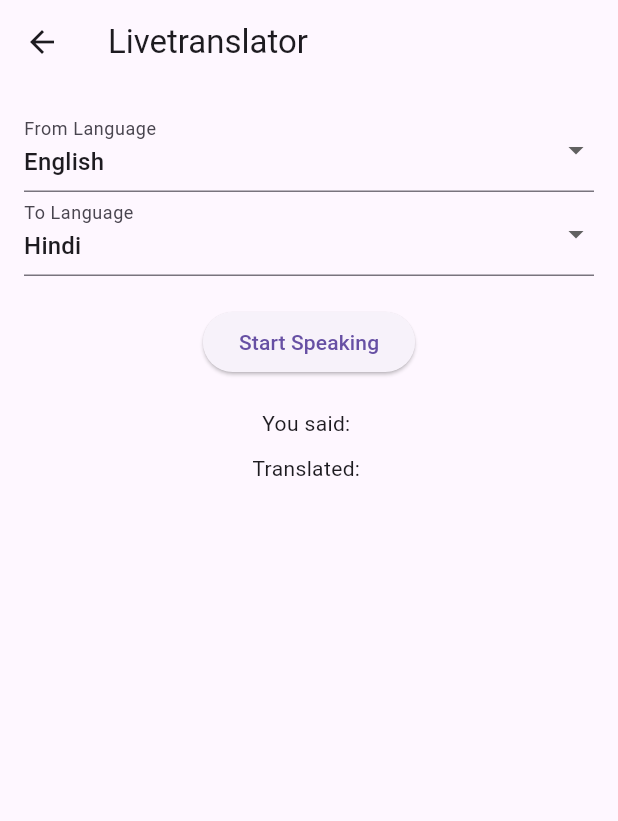
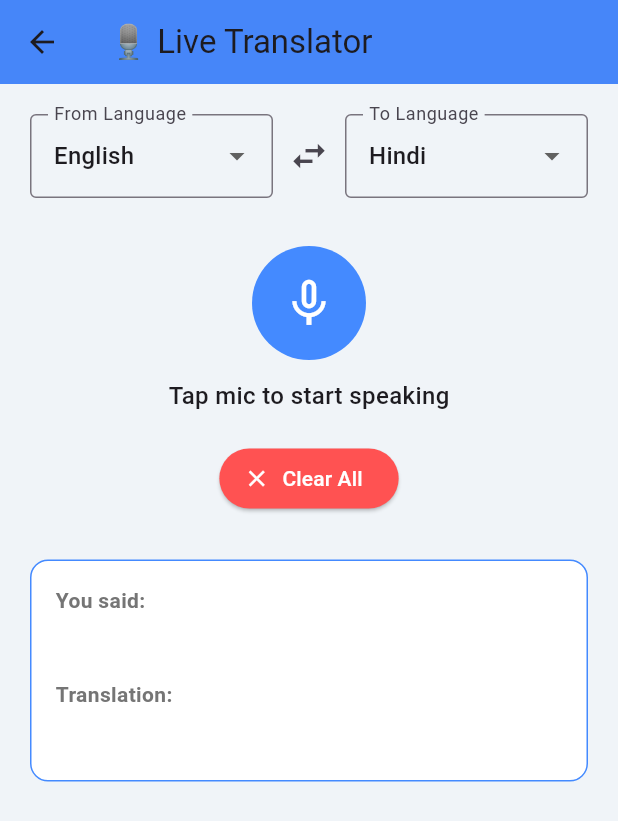
Before and after one commit to SamruddhiIsaranna/translator, a Flutter app: the Homepage screen opened directly, on a phone screen of 412 x 824 dp. Shown: the top 821 px of the screen. Run offline on Flutter 3.47's test engine with Material 3 defaults, Android fonts, the phone set to English and light mode, and no system bars; our stand-ins replace flutter_tts, speech_to_text; missing offline and left inert: translator.

Commit message:
done all

```diff
--- a/lib/main.dart
+++ b/lib/main.dart
@@ -1,7 +1,6 @@
 import 'package:flutter/material.dart';
 import 'screen/login.dart'; // Import the LoginPage widget from login.dart
 // Make sure the path and file name are correct and that LoginPage is defined in login.dart
-
 
 void main() {
   runApp(const MyApp());
@@ -11,12 +10,12 @@ class MyApp extends StatelessWidget {
   const MyApp({super.key});
 
   // This widget is the root of your application.
- @override
+  @override
   Widget build(BuildContext context) {
     return MaterialApp(
       debugShowCheckedModeBanner: false,
       title: 'Login Demo',
-      home:loginpage(),
+      home: const StartPage(),
     );
   }
 }
--- a/lib/screen/homepage.dart
+++ b/lib/screen/homepage.dart
@@ -9,8 +9,9 @@ class Homepage extends StatefulWidget {
   @override
   State<Homepage> createState() => _HomepageState();
 }
-class _HomepageState extends State<Homepage> {
-  // Please ensure you have imported the required packages for speechToText, flutterTts, and GoogleTranslator.
+
+class _HomepageState extends State<Homepage>
+    with SingleTickerProviderStateMixin {
   final SpeechToText speech = SpeechToText();
   final FlutterTts tts = FlutterTts();
   final GoogleTranslator translator = GoogleTranslator();
@@ -21,6 +22,8 @@ class _HomepageState extends State<Homepage> {
   String sourceLang = 'en';
   String targetLang = 'hi';
 
+  late AnimationController _micAnimationController;
+
   final Map<String, String> languageMap = {
     'English': 'en',
     'Hindi': 'hi',
@@ -29,10 +32,32 @@ class _HomepageState extends State<Homepage> {
     'Spanish': 'es',
   };
 
+  @override
+  void initState() {
+    super.initState();
+    _micAnimationController = AnimationController(
+      vsync: this,
+      duration: const Duration(milliseconds: 800),
+      lowerBound: 0.8,
+      upperBound: 1.2,
+    )..repeat(reverse: true);
+  }
+
   Future<void> _startListening() async {
+    if (isListening) {
+      await speech.stop();
+      setState(() => isListening = false);
+      return;
+    }
+
     bool available = await speech.initialize();
     if (available) {
-      setState(() => isListening = true);
+      setState(() {
+        isListening = true;
+        recognizedText = '';
+        translatedText = '';
+      });
+
       speech.listen(
         localeId: sourceLang,
         onResult: (result) async {
@@ -40,6 +65,7 @@ class _HomepageState extends State<Homepage> {
           setState(() {});
           if (recognizedText.isNotEmpty) {
             await translateAndSpeak(recognizedText);
+            setState(() => isListening = false);
           }
         },
       );
@@ -54,48 +80,168 @@ class _HomepageState extends State<Homepage> {
     setState(() {});
   }
 
+  void _clearTexts() {
+    setState(() {
+      recognizedText = '';
+      translatedText = '';
+    });
+  }
+
+  void _swapLanguages() {
+    setState(() {
+      String temp = sourceLang;
+      sourceLang = targetLang;
+      targetLang = temp;
+    });
+  }
+
   @override
   void dispose() {
     speech.stop();
     tts.stop();
+    _micAnimationController.dispose();
     super.dispose();
   }
 
   @override
   Widget build(BuildContext context) {
     return Scaffold(
+      backgroundColor: const Color(0xFFF0F4F8),
       appBar: AppBar(
-        title: const Text('Livetranslator'),
+        title: const Text('🎙️ Live Translator'),
+        backgroundColor: Colors.blueAccent,
+        elevation: 2,
       ),
-      body: Padding(
-        padding: const EdgeInsets.all(16),
+      body: SingleChildScrollView(
+        padding: const EdgeInsets.all(20),
         child: Column(
           children: [
-            DropdownButtonFormField<String>(
-              decoration: const InputDecoration(labelText: 'From Language'),
-              value: languageMap.entries.firstWhere((e) => e.value == sourceLang).key,
+            // Language Dropdowns + Swap
+            Row(
+              children: [
+                Expanded(
+                  child: DropdownButtonFormField<String>(
+                    decoration: const InputDecoration(
+                      labelText: 'From Language',
+                      border: OutlineInputBorder(),
+                    ),
+                    value: languageMap.entries
+                        .firstWhere((e) => e.value == sourceLang)
+                        .key,
                     items: languageMap.keys.map((lang) {
                       return DropdownMenuItem(value: lang, child: Text(lang));
                     }).toList(),
-              onChanged: (value) => setState(() => sourceLang = languageMap[value]!),
+                    onChanged: (value) =>
+                        setState(() => sourceLang = languageMap[value]!),
                   ),
-            DropdownButtonFormField<String>(
-              decoration: const InputDecoration(labelText: 'To Language'),
-              value: languageMap.entries.firstWhere((e) => e.value == targetLang).key,
+                ),
+                IconButton(
+                  icon: const Icon(Icons.swap_horiz, size: 28),
+                  onPressed: _swapLanguages,
+                ),
+                Expanded(
+                  child: DropdownButtonFormField<String>(
+                    decoration: const InputDecoration(
+                      labelText: 'To Language',
+                      border: OutlineInputBorder(),
+                    ),
+                    value: languageMap.entries
+                        .firstWhere((e) => e.value == targetLang)
+                        .key,
                     items: languageMap.keys.map((lang) {
                       return DropdownMenuItem(value: lang, child: Text(lang));
                     }).toList(),
-              onChanged: (value) => setState(() => targetLang = languageMap[value]!),
+                    onChanged: (value) =>
+                        setState(() => targetLang = languageMap[value]!),
                   ),
+                ),
+              ],
+            ),
+
+            const SizedBox(height: 30),
+
+            // Microphone Button
+            GestureDetector(
+              onTap: _startListening,
+              child: ScaleTransition(
+                scale: _micAnimationController,
+                child: CircleAvatar(
+                  radius: 40,
+                  backgroundColor: isListening
+                      ? Colors.redAccent
+                      : Colors.blueAccent,
+                  child: Icon(
+                    isListening ? Icons.mic : Icons.mic_none,
+                    color: Colors.white,
+                    size: 40,
+                  ),
+                ),
+              ),
+            ),
+            const SizedBox(height: 10),
+            Text(
+              isListening ? "Listening..." : "Tap mic to start speaking",
+              style: const TextStyle(fontSize: 16, fontWeight: FontWeight.w500),
+            ),
+
             const SizedBox(height: 20),
-            ElevatedButton(
-              onPressed: _startListening,
-              child: Text(isListening ? "Listening..." : "Start Speaking"),
+
+            // Clear Button
+            ElevatedButton.icon(
+              onPressed: _clearTexts,
+              icon: const Icon(Icons.clear),
+              label: const Text("Clear All"),
+              style: ElevatedButton.styleFrom(
+                backgroundColor: Colors.redAccent,
+                foregroundColor: Colors.white,
+                shape: RoundedRectangleBorder(
+                  borderRadius: BorderRadius.circular(20),
                 ),
-            const SizedBox(height: 20),
-            Text("You said: $recognizedText"),
-            const SizedBox(height: 10),
-            Text("Translated: $translatedText"),
+              ),
+            ),
+
+            const SizedBox(height: 30),
+
+            // Output Display
+            Container(
+              width: double.infinity,
+              padding: const EdgeInsets.all(16),
+              decoration: BoxDecoration(
+                color: Colors.white,
+                border: Border.all(color: Colors.blueAccent),
+                borderRadius: BorderRadius.circular(12),
+              ),
+              child: Column(
+                crossAxisAlignment: CrossAxisAlignment.start,
+                children: [
+                  Text(
+                    "You said:",
+                    style: TextStyle(
+                      fontWeight: FontWeight.bold,
+                      color: Colors.grey[600],
+                    ),
+                  ),
+                  const SizedBox(height: 5),
+                  Text(recognizedText, style: const TextStyle(fontSize: 16)),
+                  const SizedBox(height: 15),
+                  Text(
+                    "Translation:",
+                    style: TextStyle(
+                      fontWeight: FontWeight.bold,
+                      color: Colors.grey[600],
+                    ),
+                  ),
+                  const SizedBox(height: 5),
+                  Text(
+                    translatedText,
+                    style: const TextStyle(
+                      fontSize: 18,
+                      fontWeight: FontWeight.w600,
+                    ),
+                  ),
+                ],
+              ),
+            ),
           ],
         ),
       ),
--- a/pubspec.yaml
+++ b/pubspec.yaml
@@ -1,4 +1,4 @@
-name: translator
+name: Translator
 description: "A new Flutter project."
 # The following line prevents the package from being accidentally published to
 # pub.dev using `flutter pub publish`. This is preferred for private packages.
@@ -62,6 +62,8 @@ flutter:
   # included with your application, so that you can use the icons in
   # the material Icons class.
   uses-material-design: true
+  assets:
+    - assets/logo.png
 
   # To add assets to your application, add an assets section, like this:
   # assets:
```
Also changed, not shown: lib/screen/login.dart (+61 -54 lines), assets/logo.png (added), pubspec.lock, 2 other files. Lines whose indentation alone changed are shown as unchanged.
